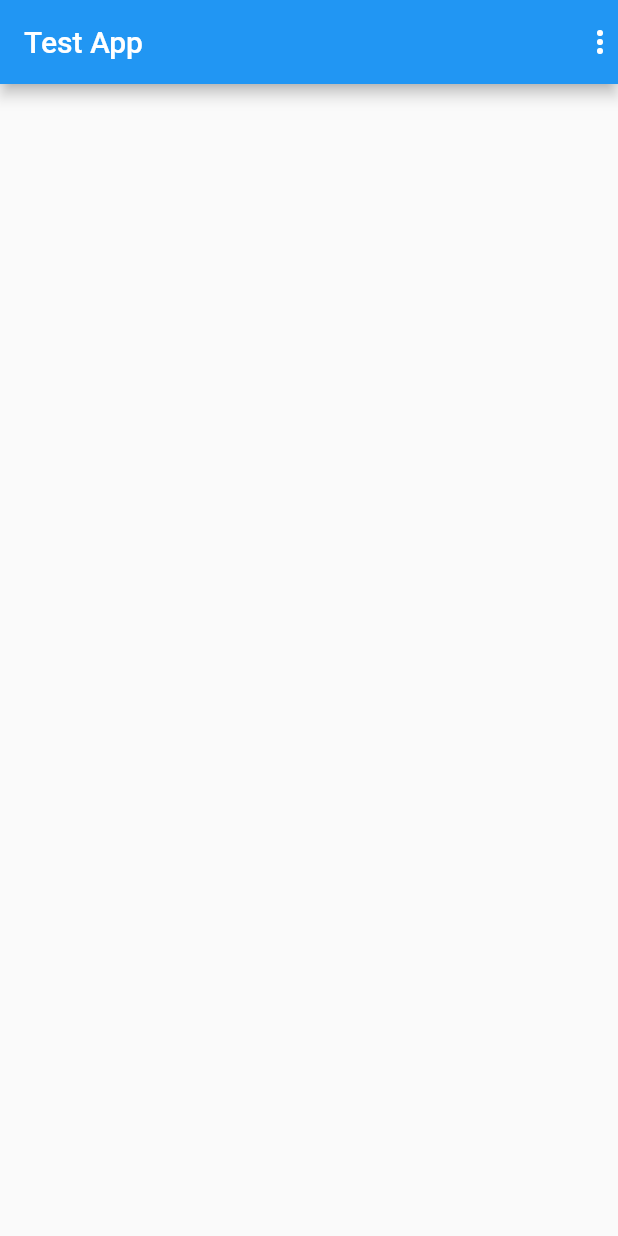
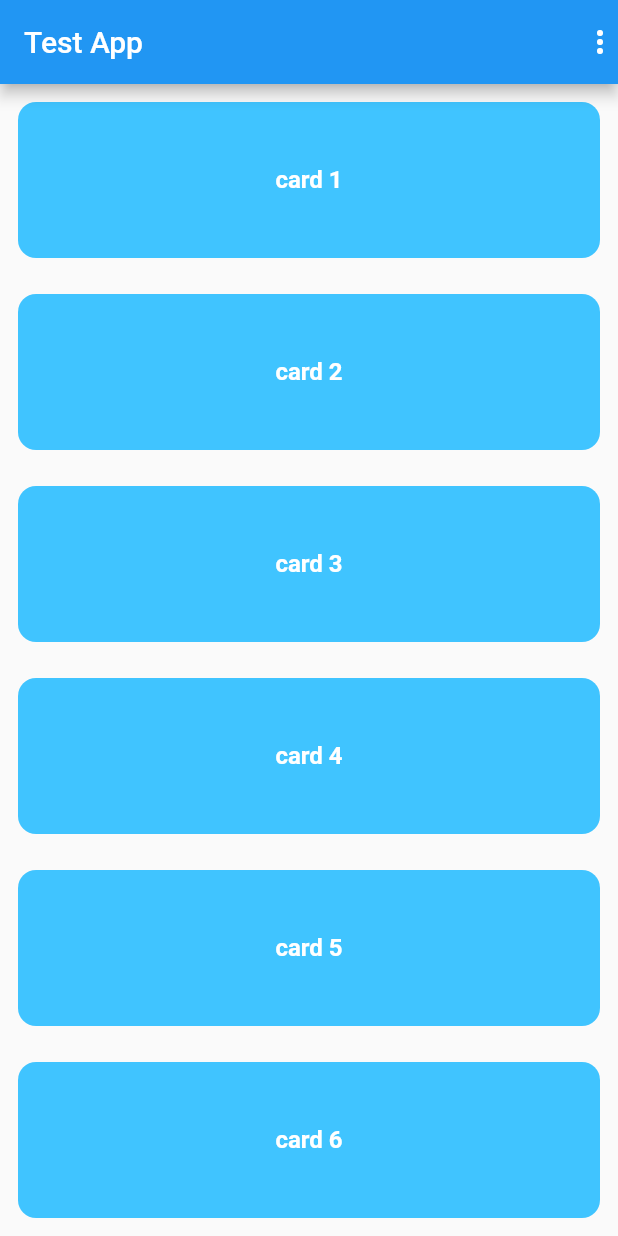
Before and after one commit to jjgajjar04/test_app, a Flutter app: the screen it shows after launch, on a phone screen of 412 x 824 dp. Run offline on Flutter 3.47's test engine with Material 2 defaults, Android fonts, the light colour scheme and no system bars.

Commit message:
added list

```diff
--- /dev/null
+++ b/lib/app.dart
@@ -0,0 +1,17 @@
+import 'package:flutter/material.dart';
+import 'package:test_app/screens/home.dart';
+import 'package:test_app/screens/button_screen.dart';
+
+class App extends StatelessWidget {
+  @override
+  Widget build(BuildContext context) {
+    return MaterialApp(
+      debugShowCheckedModeBanner: false,
+      initialRoute: '/',
+      routes: {
+        '/': (context) => Home(),
+        '/button': (context) => ButtonScreen(),
+      },
+    );
+  }
+}
--- /dev/null
+++ b/lib/components/card/list_card.dart
@@ -0,0 +1,35 @@
+import 'package:flutter/material.dart';
+
+class ListCard extends StatelessWidget {
+  final String title;
+  final Function onTap;
+  final Color color;
+
+  ListCard({@required this.title, this.onTap, this.color});
+
+  @override
+  Widget build(BuildContext context) {
+    return Expanded(
+      child: GestureDetector(
+        onTap: onTap,
+        child: Container(
+          margin: EdgeInsets.all(12.0),
+          decoration: BoxDecoration(
+            color: color == null ? Colors.lightBlueAccent : color,
+            borderRadius: BorderRadius.circular(12.0),
+          ),
+          child: Center(
+            child: Text(
+              title,
+              style: TextStyle(
+                fontSize: 16.0,
+                color: Colors.white,
+                fontWeight: FontWeight.bold,
+              ),
+            ),
+          ),
+        ),
+      ),
+    );
+  }
+}
--- a/lib/main.dart
+++ b/lib/main.dart
@@ -1,18 +1,4 @@
 import 'package:flutter/material.dart';
+import 'package:test_app/app.dart';
 
-void main() => runApp(MyApp());
-
-class MyApp extends StatelessWidget {
-  @override
-  Widget build(BuildContext context) {
-    return MaterialApp(
-      debugShowCheckedModeBanner: false,
-      home: Scaffold(
-        appBar: AppBar(
-          title: Text('Test App'),
-          actions: [Icon(Icons.more_vert)],
-        ),
-      ),
-    );
-  }
-}
+void main() => runApp(App());
--- /dev/null
+++ b/lib/screens/home.dart
@@ -0,0 +1,43 @@
+import 'package:flutter/material.dart';
+import 'package:test_app/components/card/list_card.dart';
+
+class Home extends StatelessWidget {
+  @override
+  Widget build(BuildContext context) {
+    return Scaffold(
+      appBar: AppBar(
+        title: Text('Test App'),
+        actions: [Icon(Icons.more_vert)],
+      ),
+      body: Container(
+        child: Column(
+          crossAxisAlignment: CrossAxisAlignment.stretch,
+          children: [
+            ListCard(
+              title: 'card 1',
+              color: Colors.lightBlueAccent,
+              onTap: () {
+                Navigator.pushNamed(context, '/button');
+              },
+            ),
+            ListCard(
+              title: 'card 2',
+            ),
+            ListCard(
+              title: 'card 3',
+            ),
+            ListCard(
+              title: 'card 4',
+            ),
+            ListCard(
+              title: 'card 5',
+            ),
+            ListCard(
+              title: 'card 6',
+            ),
+          ],
+        ),
+      ),
+    );
+  }
+}
--- /dev/null
+++ b/lib/utils/constants.dart
@@ -0,0 +1 @@
+class Constants {}
```
Also changed, not shown: lib/screens/button_screen.dart (added, +31 -0 lines), 1 other file.
